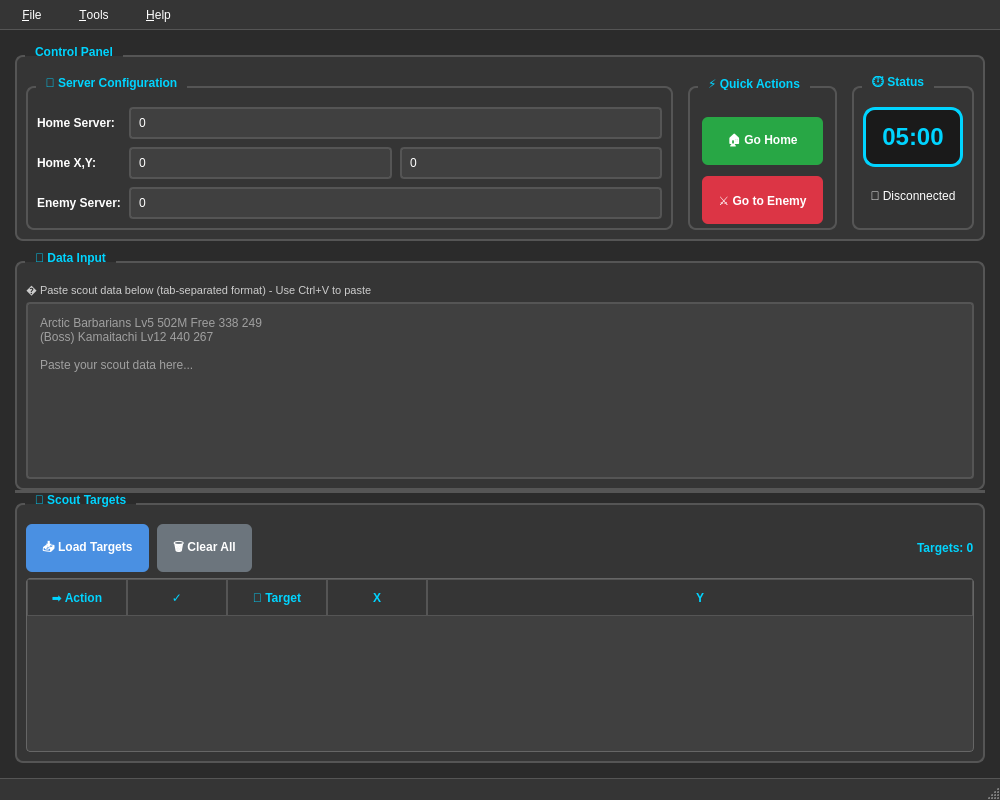
Old version of the form iScoutToolModern.ui in the repository wldfyre/iScoutTool.
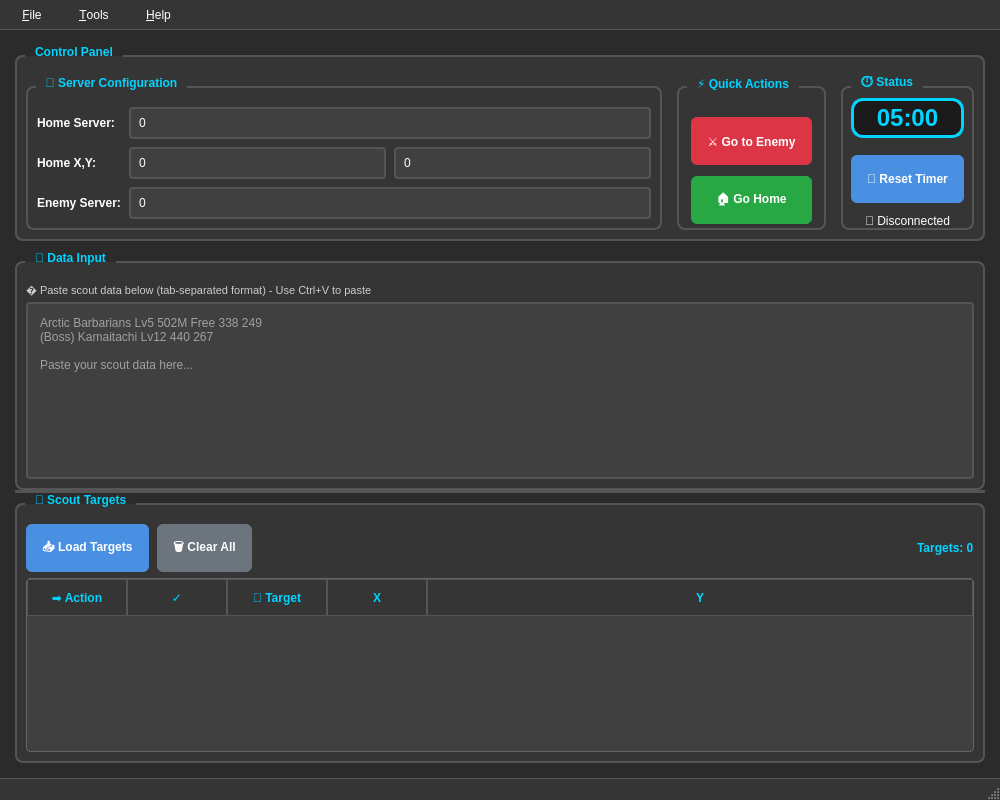
New version of the form.

Patch:
```diff
--- a/iScoutToolModern.ui
+++ b/iScoutToolModern.ui
@@ -327,19 +327,6 @@
           <property name="bottomMargin">
            <number>8</number>
           </property>
-          <item>
-           <widget class="QPushButton" name="btnIScoutGoHome">
-            <property name="maximumSize">
-             <size>
-              <width>16777215</width>
-              <height>32</height>
-             </size>
-            </property>
-            <property name="text">
-             <string>🏠 Go Home</string>
-            </property>
-           </widget>
-          </item>
           <item>
            <widget class="QPushButton" name="btnIScoutGoEnemy">
             <property name="maximumSize">
@@ -353,30 +340,148 @@
             </property>
            </widget>
           </item>
+          <item>
+           <widget class="QPushButton" name="btnIScoutGoHome">
+            <property name="maximumSize">
+             <size>
+              <width>16777215</width>
+              <height>32</height>
+             </size>
+            </property>
+            <property name="text">
+             <string>🏠 Go Home</string>
+            </property>
+           </widget>
+          </item>
          </layout>
         </widget>
        </item>
        <item>
         <widget class="QGroupBox" name="statusGroup">
+         <property name="minimumSize">
+          <size>
+           <width>0</width>
+           <height>140</height>
+          </size>
+         </property>
          <property name="title">
           <string>⏱️ Status</string>
          </property>
          <layout class="QVBoxLayout" name="statusLayout">
+          <property name="spacing">
+           <number>0</number>
+          </property>
+          <property name="topMargin">
+           <number>0</number>
+          </property>
+          <property name="leftMargin">
+           <number>0</number>
+          </property>
+          <property name="rightMargin">
+           <number>0</number>
+          </property>
+          <property name="bottomMargin">
+           <number>0</number>
+          </property>
           <item>
-           <widget class="QLabel" name="lblTimer">
-            <property name="minimumSize">
+           <layout class="QHBoxLayout" name="timerContainer">
+            <property name="leftMargin">
+             <number>8</number>
+            </property>
+            <property name="rightMargin">
+             <number>8</number>
+            </property>
+            <item>
+             <widget class="QLabel" name="lblTimer">
+              <property name="minimumSize">
+               <size>
+                <width>100</width>
+                <height>40</height>
+               </size>
+              </property>
+              <property name="maximumSize">
+               <size>
+                <width>16777215</width>
+                <height>40</height>
+               </size>
+              </property>
+              <property name="text">
+               <string>05:00</string>
+              </property>
+              <property name="alignment">
+               <set>Qt::AlignCenter</set>
+              </property>
+             </widget>
+            </item>
+           </layout>
+          </item>
+          <item>
+           <spacer name="topButtonSpacer">
+            <property name="orientation">
+             <enum>Qt::Vertical</enum>
+            </property>
+            <property name="sizeHint" stdset="0">
              <size>
-              <width>100</width>
-              <height>60</height>
+              <width>20</width>
+              <height>3</height>
              </size>
             </property>
-            <property name="text">
-             <string>05:00</string>
+           </spacer>
+          </item>
+          <item>
+           <layout class="QHBoxLayout" name="resetButtonContainer">
+            <property name="leftMargin">
+             <number>8</number>
             </property>
-            <property name="alignment">
-             <set>Qt::AlignCenter</set>
+            <property name="rightMargin">
+             <number>8</number>
             </property>
-           </widget>
+            <item>
+             <widget class="QPushButton" name="btnResetTimer">
+              <property name="minimumSize">
+               <size>
+                <width>0</width>
+                <height>20</height>
+               </size>
+              </property>
+              <property name="maximumSize">
+               <size>
+                <width>16777215</width>
+                <height>20</height>
+               </size>
+              </property>
+              <property name="text">
+               <string>🔄 Reset Timer</string>
+              </property>
+             </widget>
+            </item>
+           </layout>
+          </item>
+          <item>
+           <spacer name="bottomButtonSpacer">
+            <property name="orientation">
+             <enum>Qt::Vertical</enum>
+            </property>
+            <property name="sizeHint" stdset="0">
+             <size>
+              <width>20</width>
+              <height>10</height>
+             </size>
+            </property>
+           </spacer>
+          </item>
+          <item>
+           <spacer name="statusSpacer">
+            <property name="orientation">
+             <enum>Qt::Vertical</enum>
+            </property>
+            <property name="sizeHint" stdset="0">
+             <size>
+              <width>20</width>
+              <height>15</height>
+             </size>
+            </property>
+           </spacer>
           </item>
           <item>
            <widget class="QLabel" name="lblConnectionStatus">
```
